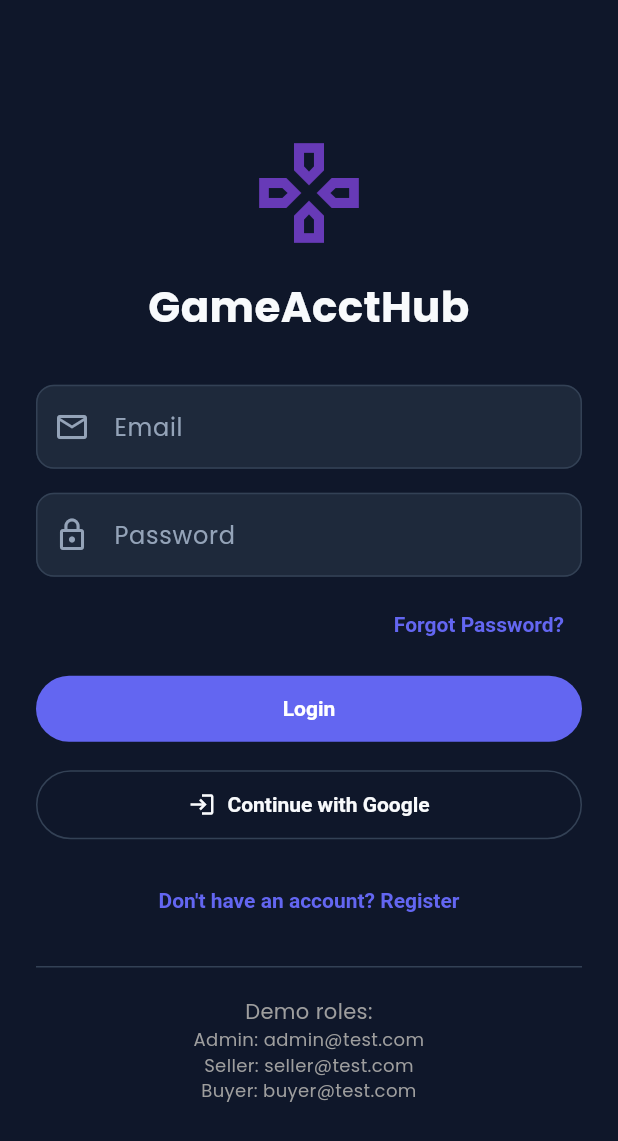
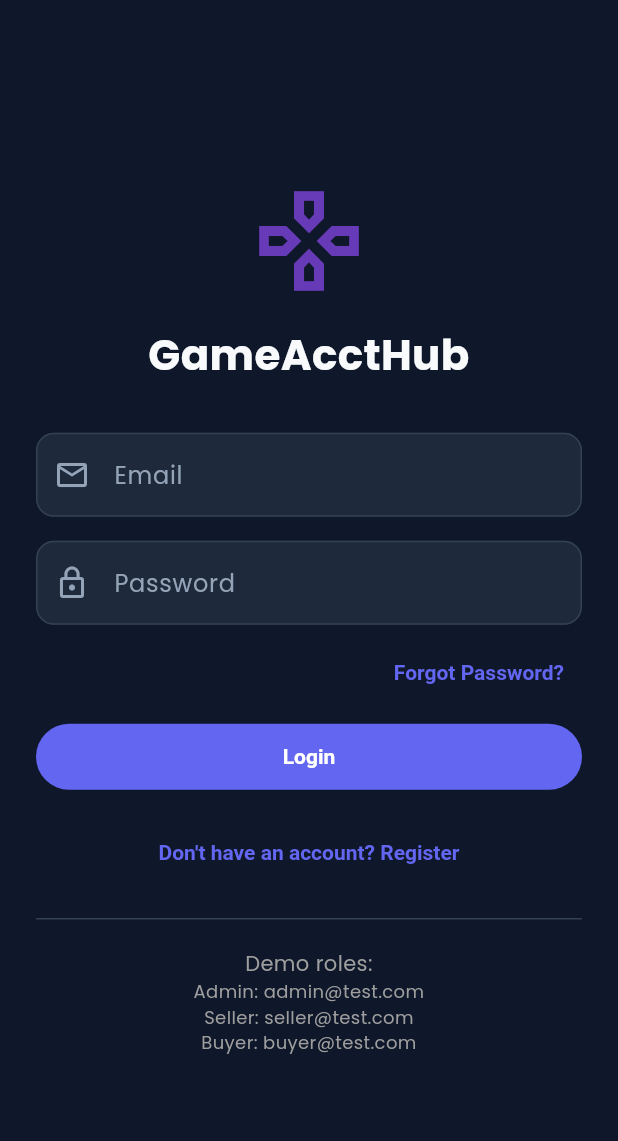
Before and after one commit to vinhsenpai/PRM393_Study, a Flutter app: the screen it shows after launch, on a phone screen of 412 x 824 dp. Shown: the top 1141 px of the screen. Run offline on Flutter 3.47's test engine with Material 3 defaults, Android fonts, the phone set to English and light mode, and no system bars; our stand-ins replace cached_network_image, carousel_slider, cloud_firestore, firebase_auth, firebase_core, firebase_messaging and 9 more; accounts and stored records are empty.

Commit message:
Google login deleted

```diff
--- a/flutter_application_1/lib/screens/login_screen.dart
+++ b/flutter_application_1/lib/screens/login_screen.dart
@@ -19,7 +19,6 @@ class _LoginScreenState extends State<LoginScreen> {
   final _passwordController = TextEditingController();
 
   bool _isLoading = false;
-  bool _isGoogleLoading = false;
 
   @override
   Widget build(BuildContext context) {
@@ -90,18 +89,7 @@ class _LoginScreenState extends State<LoginScreen> {
                       )
                     : const Text('Login'),
               ),
-              const SizedBox(height: 16),
-              OutlinedButton.icon(
-                onPressed: _isGoogleLoading ? null : _handleGoogleLogin,
-                icon: const Icon(Icons.login),
-                label: _isGoogleLoading
-                    ? const SizedBox(
-                        height: 18,
-                        width: 18,
-                        child: CircularProgressIndicator(strokeWidth: 2),
-                      )
-                    : const Text('Continue with Google'),
-              ),
+
               const SizedBox(height: 16),
               TextButton(
                 onPressed: () {
@@ -149,22 +137,5 @@ class _LoginScreenState extends State<LoginScreen> {
   }
 
 
-  Future<void> _handleGoogleLogin() async {
-    setState(() => _isGoogleLoading = true);
-    try {
-      await context.read<AuthProvider>().signInWithGoogle();
-      if (!mounted) return;
 
-      ScaffoldMessenger.of(context).showSnackBar(
-        const SnackBar(content: Text('Signed in with Google!')),
-      );
-    } catch (e) {
-      if (!mounted) return;
-      ScaffoldMessenger.of(context).showSnackBar(
-        SnackBar(content: Text(AuthErrorUtils.parseAuthErrorMessage(e))),
-      );
-    } finally {
-      if (mounted) setState(() => _isGoogleLoading = false);
-    }
-  }
 }
```
